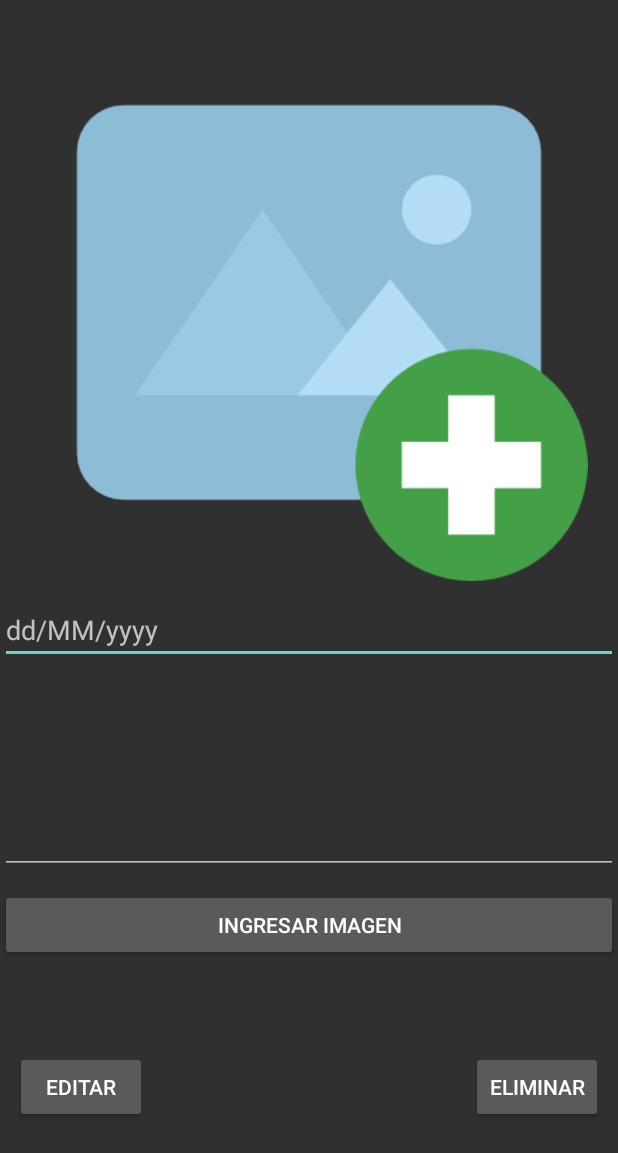
After one commit to fxvr15vasquez/Proyecto02, an Android app: the EditarNotas screen opened directly, with no data from a screen before it, on a phone screen of 412 x 824 dp. The commit adds this screen. Shown: the top 1153 px of the screen. Run offline under Robolectric (Android 15) with nearby library versions, the phone set to English and light mode, and no system bars.

Commit message:
ingreso de notas

```diff
--- a/app/src/main/AndroidManifest.xml
+++ b/app/src/main/AndroidManifest.xml
@@ -14,7 +14,9 @@
         android:roundIcon="@mipmap/ic_launcher_round"
         android:supportsRtl="true"
         android:theme="@style/Theme.AppCompat.NoActionBar">
-        <activity android:name=".EditarMateria"></activity>
+        <activity android:name=".EditarNotas"></activity>
+        <activity android:name=".Ingreso_Notas" />
+        <activity android:name=".EditarMateria" />
         <activity android:name=".EditarTarea" />
         <activity android:name=".MateriaActivity" />
         <activity
--- /dev/null
+++ b/app/src/main/java/com/example/proyecto02/EditarNotas.java
@@ -0,0 +1,14 @@
+package com.example.proyecto02;
+
+import androidx.appcompat.app.AppCompatActivity;
+
+import android.os.Bundle;
+
+public class EditarNotas extends AppCompatActivity {
+
+    @Override
+    protected void onCreate(Bundle savedInstanceState) {
+        super.onCreate(savedInstanceState);
+        setContentView(R.layout.activity_editar_notas);
+    }
+}
--- a/app/src/main/java/com/example/proyecto02/modelo/Notas.java
+++ b/app/src/main/java/com/example/proyecto02/modelo/Notas.java
@@ -2,7 +2,7 @@ package com.example.proyecto02.modelo;
 
 public class Notas {
     private int not_id;
-    private Byte not_foto;
+    private byte[] not_foto;
     private String not_descrip;
     private String not_fech;
     private int mat_id;
@@ -15,11 +15,11 @@ public class Notas {
         this.not_id = not_id;
     }
 
-    public Byte getNot_foto() {
+    public byte[] getNot_foto() {
         return not_foto;
     }
 
-    public void setNot_foto(Byte not_foto) {
+    public void setNot_foto(byte[] not_foto) {
         this.not_foto = not_foto;
     }
 
--- a/app/src/main/java/com/example/proyecto02/modeloDB/personaDB.java
+++ b/app/src/main/java/com/example/proyecto02/modeloDB/personaDB.java
@@ -18,7 +18,7 @@ public class personaDB {
         ArrayList<Persona> lista = new ArrayList<Persona>();
         lista.clear();
         Cursor cr;
-        String SQLC="select ROWID as _id,* from Persona";
+        String SQLC="select * from Persona";
         cr = conn.getReadableDatabase().rawQuery(SQLC,null);
         if(cr != null && cr.moveToFirst()){
             do{
--- /dev/null
+++ b/app/src/main/res/layout/activity_editar_notas.xml
@@ -0,0 +1,76 @@
+<?xml version="1.0" encoding="utf-8"?>
+<androidx.constraintlayout.widget.ConstraintLayout xmlns:android="http://schemas.android.com/apk/res/android"
+    xmlns:app="http://schemas.android.com/apk/res-auto"
+    xmlns:tools="http://schemas.android.com/tools"
+    android:layout_width="match_parent"
+    android:layout_height="match_parent"
+    tools:context=".EditarNotas">
+
+    <ImageView
+        android:id="@+id/imvENimag"
+        android:layout_width="373dp"
+        android:layout_height="371dp"
+        android:layout_marginTop="16dp"
+        app:layout_constraintEnd_toEndOf="parent"
+        app:layout_constraintStart_toStartOf="parent"
+        app:layout_constraintTop_toTopOf="parent"
+        app:srcCompat="@drawable/add_image" />
+
+    <EditText
+        android:id="@+id/etxtENfech"
+        android:layout_width="match_parent"
+        android:layout_height="wrap_content"
+        android:layout_marginTop="10dp"
+        android:ems="10"
+        android:hint="dd/MM/yyyy"
+        android:inputType="date"
+        app:layout_constraintEnd_toEndOf="parent"
+        app:layout_constraintStart_toStartOf="parent"
+        app:layout_constraintTop_toBottomOf="@+id/imvENimag" />
+
+    <EditText
+        android:id="@+id/etxtENdescrip"
+        android:layout_width="match_parent"
+        android:layout_height="130dp"
+        android:layout_marginTop="10dp"
+        android:gravity="top"
+        android:inputType="text|textMultiLine"
+        app:layout_constraintEnd_toEndOf="parent"
+        app:layout_constraintStart_toStartOf="parent"
+        app:layout_constraintTop_toBottomOf="@+id/etxtENfech" />
+
+    <Button
+        android:id="@+id/btnENingeimg"
+        android:layout_width="match_parent"
+        android:layout_height="wrap_content"
+        android:layout_marginTop="10dp"
+        android:text="INGRESAR IMAGEN"
+        app:layout_constraintEnd_toEndOf="parent"
+        app:layout_constraintHorizontal_bias="0.0"
+        app:layout_constraintStart_toStartOf="parent"
+        app:layout_constraintTop_toBottomOf="@+id/etxtENdescrip" />
+
+    <Button
+        android:id="@+id/btnENeditar"
+        android:layout_width="wrap_content"
+        android:layout_height="wrap_content"
+        android:layout_marginStart="10dp"
+        android:layout_marginLeft="10dp"
+        android:layout_marginBottom="15dp"
+        android:text="EDITAR"
+        app:layout_constraintBottom_toBottomOf="parent"
+        app:layout_constraintStart_toStartOf="parent"
+        app:layout_constraintTop_toBottomOf="@+id/btnENingeimg" />
+
+    <Button
+        android:id="@+id/button3"
+        android:layout_width="wrap_content"
+        android:layout_height="wrap_content"
+        android:layout_marginEnd="10dp"
+        android:layout_marginRight="10dp"
+        android:layout_marginBottom="15dp"
+        android:text="ELIMINAR"
+        app:layout_constraintBottom_toBottomOf="parent"
+        app:layout_constraintEnd_toEndOf="parent"
+        app:layout_constraintTop_toBottomOf="@+id/btnENingeimg" />
+</androidx.constraintlayout.widget.ConstraintLayout>
--- a/app/src/main/res/layout/activity_editar_tarea.xml
+++ b/app/src/main/res/layout/activity_editar_tarea.xml
@@ -48,8 +48,8 @@
 
     <ImageView
         android:id="@+id/imvETimg"
-        android:layout_width="386dp"
-        android:layout_height="228dp"
+        android:layout_width="382dp"
+        android:layout_height="252dp"
         android:layout_marginStart="5dp"
         android:layout_marginLeft="5dp"
         android:layout_marginTop="15dp"
```
Also changed, not shown: app/src/main/java/com/example/proyecto02/Ingreso_Notas.java (added, +14 -0 lines), app/src/main/java/com/example/proyecto02/modeloDB/notasDB.java (added, +127 -0 lines), app/src/main/res/layout/activity_ingreso__notas.xml (added, +78 -0 lines), app/src/main/res/layout/activity_materia.xml (+30 -12 lines), app/src/main/res/layout/listadenotas.xml (added, +58 -0 lines), 1 other file.
